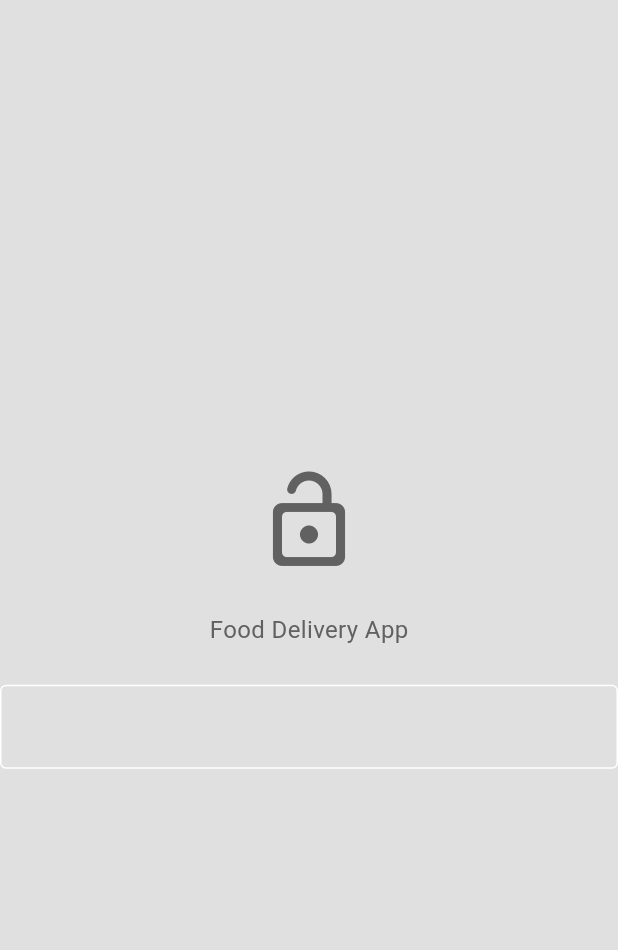
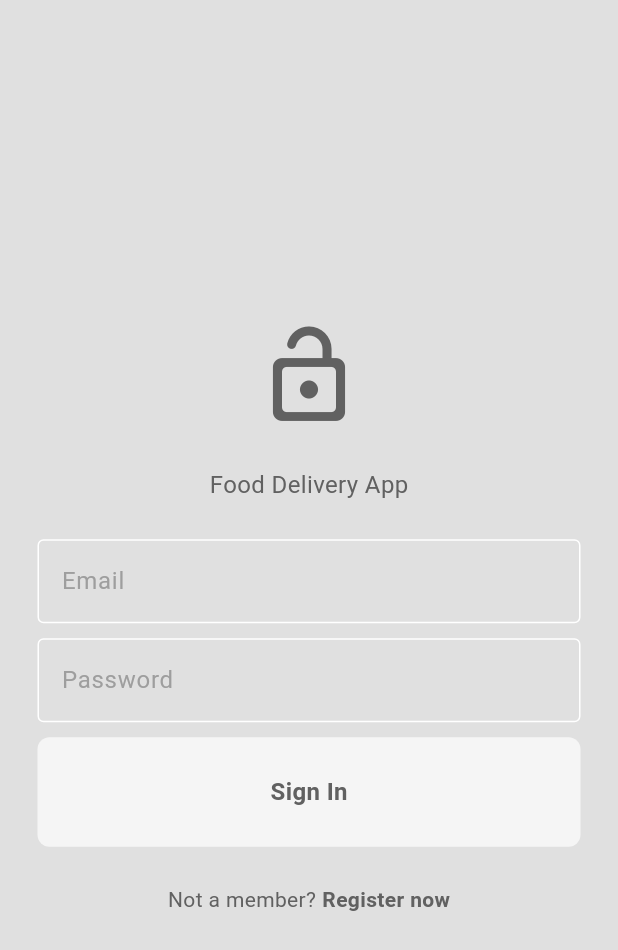
Before and after one commit to Gabi-Plosnita/FoodAppDam, a Flutter app: the screen it shows after launch, on a phone screen of 412 x 824 dp. Shown: the top 950 px of the screen. Run offline on Flutter 3.47's test engine with Material 3 defaults, Android fonts, the phone set to English and light mode, and no system bars.

Commit message:
Create login page

```diff
--- /dev/null
+++ b/food_app/lib/components/my_button.dart
@@ -0,0 +1,38 @@
+import 'package:flutter/material.dart';
+
+class MyButton extends StatelessWidget{
+
+  final Function()? onTap;
+  final String text;
+
+  const MyButton({
+    super.key,
+    required this.text,
+    required this.onTap,
+  });
+
+  @override
+  Widget build(BuildContext context) {
+    return GestureDetector(
+      onTap: onTap,
+      child: Container(
+        padding: const EdgeInsets.all(25),
+        margin: const EdgeInsets.symmetric(horizontal: 25),
+        decoration: BoxDecoration(
+          color:Theme.of(context).colorScheme.secondary,
+          borderRadius: BorderRadius.circular(8),
+        ),
+        child: Center(
+          child:Text(
+            text,
+            style: TextStyle(
+              fontWeight: FontWeight.bold,
+              color: Theme.of(context).colorScheme.inversePrimary,
+              fontSize: 16,
+            ),
+          ),
+        )
+      ),
+    );
+  }
+}
--- a/food_app/lib/components/my_textfield.dart
+++ b/food_app/lib/components/my_textfield.dart
@@ -1,4 +1,3 @@
-
 import 'package:flutter/material.dart';
 
 class MyTextField extends StatelessWidget{
@@ -15,19 +14,22 @@ class MyTextField extends StatelessWidget{
 
     @override
     Widget build(BuildContext context){
-      return TextField(
+      return Padding(
+        padding: const EdgeInsets.symmetric(horizontal: 25.0),
+        child: TextField(
           controller: controller,
           obscureText: obscureText,
           decoration: InputDecoration(
             enabledBorder: OutlineInputBorder(
               borderSide: BorderSide(color: Theme.of(context).colorScheme.tertiary),
-
             ),
 
             focusedBorder: OutlineInputBorder(
               borderSide: BorderSide(color:Theme.of(context).colorScheme.primary),
             ),
 
+            hintText: hintText,
+            hintStyle: TextStyle(color: Theme.of(context).colorScheme.primary),          ),
         ),
       );
     }
--- a/food_app/lib/main.dart
+++ b/food_app/lib/main.dart
@@ -19,7 +19,9 @@ class MyApp extends StatelessWidget {
   Widget build(BuildContext context) {
     return MaterialApp(
       debugShowCheckedModeBanner: false,
-      home: LoginPage(),
+      home: LoginPage(
+        onTap: () {},
+      ),
       theme: Provider.of<ThemeProvider>(context).themeData,
     );
   }
--- a/food_app/lib/pages/login_page.dart
+++ b/food_app/lib/pages/login_page.dart
@@ -1,12 +1,20 @@
 import 'package:flutter/material.dart';
+import 'package:food_app/components/my_button.dart';
 import 'package:food_app/components/my_textfield.dart';
 
-class LoginPage extends StatelessWidget{
+class LoginPage extends StatefulWidget{
+  final void Function()? onTap;
+
+  const LoginPage({super.key, required this.onTap});
+
+  @override
+  State<LoginPage> createState() => _LoginPageState();
+}
+
+class _LoginPageState extends State<LoginPage> {
 
   final TextEditingController emailController = TextEditingController();
   final TextEditingController passwordController = TextEditingController();
-
-  LoginPage( {super.key});
 
   @override
   Widget build(BuildContext context) {
@@ -16,13 +24,14 @@ class LoginPage extends StatelessWidget{
         child: Column(
           mainAxisAlignment: MainAxisAlignment.center,
           children: [
+
             Icon(
               Icons.lock_open_rounded,
               size: 72,
               color: Theme.of(context).colorScheme.inversePrimary,
             ),
 
-            const SizedBox(height:25),
+            const SizedBox(height: 25),
 
             Text(
               "Food Delivery App",
@@ -32,12 +41,54 @@ class LoginPage extends StatelessWidget{
               ),
             ),
 
-            const SizedBox(height:25),
+            const SizedBox(height: 25),
 
             MyTextField(
               controller: emailController,
               hintText: "Email",
               obscureText: false,
+            ),
+
+            const SizedBox(height: 10),
+
+            MyTextField(
+              controller: passwordController,
+              hintText: "Password",
+              obscureText: true,
+            ),
+
+            const SizedBox(height: 10),
+
+            MyButton(
+              text: "Sign In",
+              onTap: () {},
+            ),
+
+            const SizedBox(height: 25),
+
+            Row(
+              mainAxisAlignment: MainAxisAlignment.center,
+              children: [
+                Text(
+                  "Not a member?",
+                  style: TextStyle(
+                    color: Theme.of(context).colorScheme.inversePrimary,
+                  ),
+                ),
+
+                const SizedBox(width: 4),
+
+                GestureDetector(
+                  onTap: widget.onTap,
+                  child: Text(
+                    "Register now",
+                    style: TextStyle(
+                      color: Theme.of(context).colorScheme.inversePrimary,
+                      fontWeight: FontWeight.bold,
+                    ),
+                  ),
+                ),
+              ],
             ),
 
           ],
```
Lines whose indentation alone changed are shown as unchanged.
